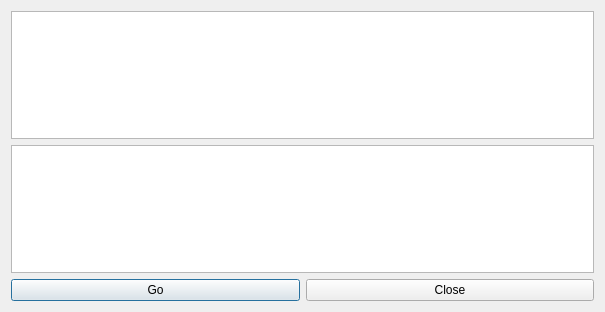
This is dlgOCValidate.ui in ic005k/OCAuxiliaryTools as Qt 5 draws it before an edit. The edited form follows.
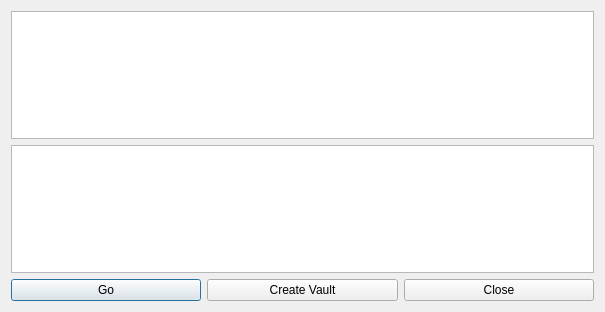
This is the edited form.

What changed in the file:
```diff
--- a/dlgOCValidate.ui
+++ b/dlgOCValidate.ui
@@ -14,10 +14,10 @@
    <string>OC Validate</string>
   </property>
   <layout class="QGridLayout" name="gridLayout">
-   <item row="0" column="0" colspan="2">
+   <item row="0" column="0" colspan="3">
     <widget class="QTextEdit" name="textEdit"/>
    </item>
-   <item row="1" column="0" colspan="2">
+   <item row="1" column="0" colspan="3">
     <widget class="QListWidget" name="listOCValidate"/>
    </item>
    <item row="2" column="0">
@@ -28,6 +28,13 @@
     </widget>
    </item>
    <item row="2" column="1">
+    <widget class="QPushButton" name="btnCreateVault">
+     <property name="text">
+      <string>Create Vault</string>
+     </property>
+    </widget>
+   </item>
+   <item row="2" column="2">
     <widget class="QPushButton" name="btnClose">
      <property name="text">
       <string>Close</string>
```
